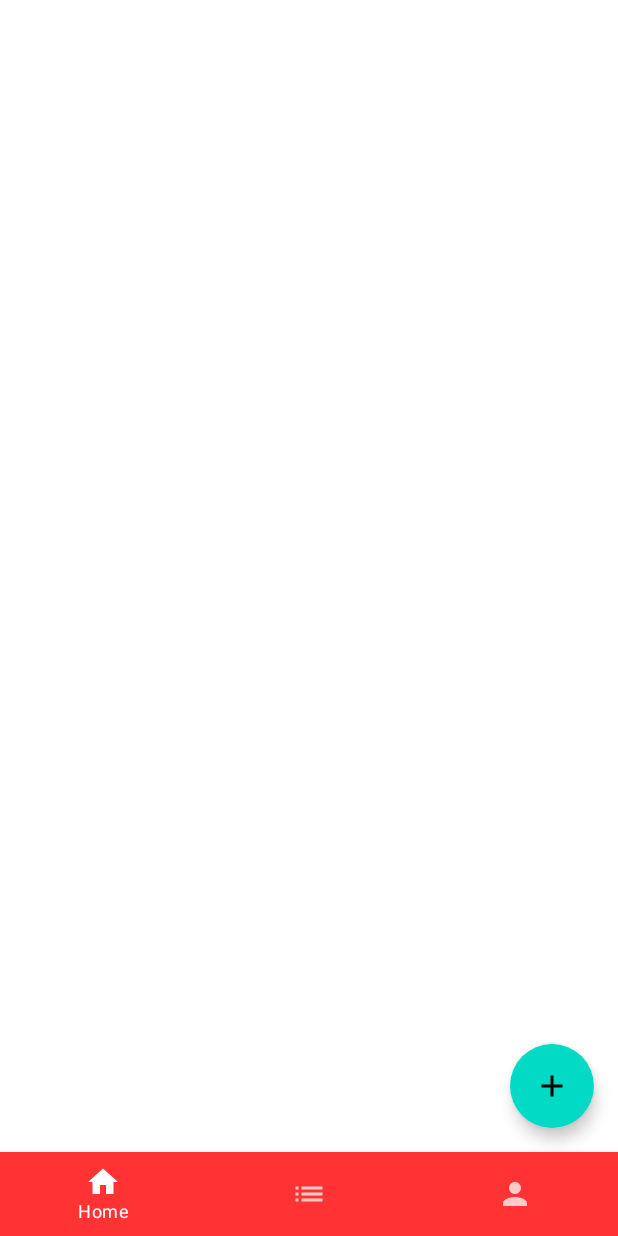
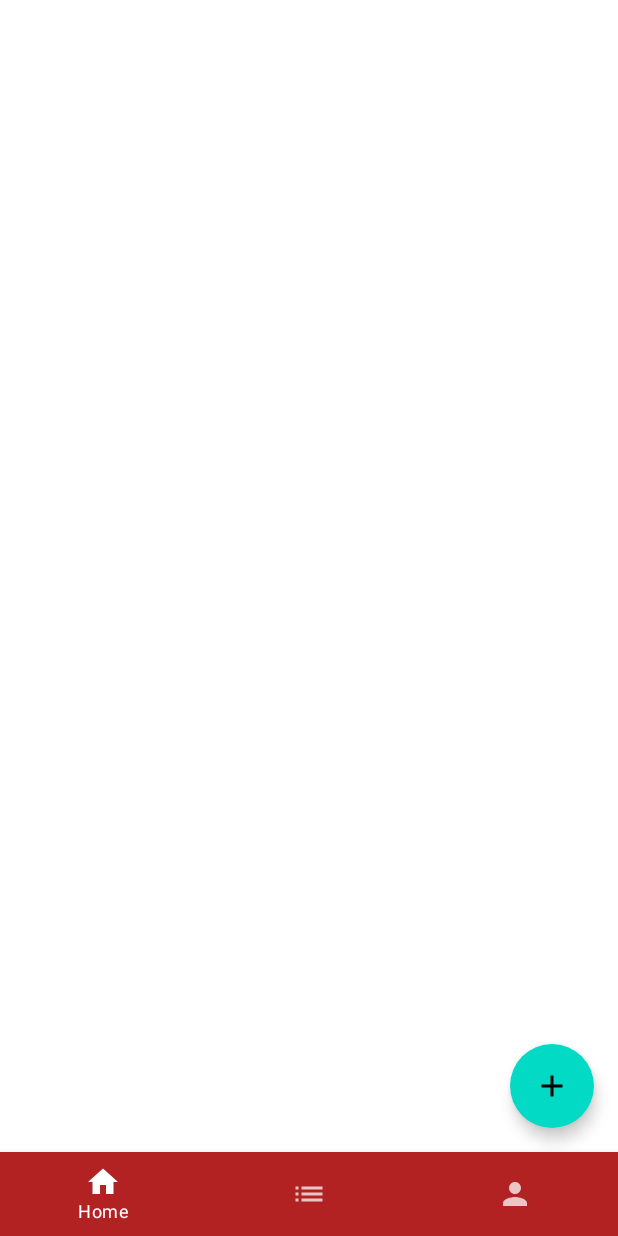
Before and after one commit to NeoMikhe/BookApp, an Android app built with Jetpack Compose: the screen it shows after launch (PrincipalActivity), after a tap on "Pantalla Principal", on a phone screen of 412 x 824 dp. Run offline under Robolectric (Android 15) with nearby library versions, the phone set to English and light mode, and no system bars.

```diff
--- a/app/src/main/java/com/example/bookapp/principal/BottomNavigationBar.kt
+++ b/app/src/main/java/com/example/bookapp/principal/BottomNavigationBar.kt
@@ -19,7 +19,7 @@ fun BottomNavigationBar(
     val currentRoute = currentRoute(navController)
 
     BottomNavigation(
-        backgroundColor = Color(255, 51, 51, 255),
+        backgroundColor = Color(178, 34, 34, 255),
         contentColor = Color.White
     ) {
         items.forEach { screen ->
--- a/app/src/main/java/com/example/bookapp/principal/Destinations.kt
+++ b/app/src/main/java/com/example/bookapp/principal/Destinations.kt
@@ -10,8 +10,6 @@ sealed class Destinations(
     val icon: ImageVector
 ) {
     object HomeActivity: Destinations("HomeActivity", "Home", Icons.Filled.Home)
-    object BooksActivity: Destinations("BooksActivity/?newText={newText}", "Books", Icons.Filled.List) {
-        fun createRoute(newText: String) = "BooksActivity/?newText=$newText"
-    }
+    object BooksActivity: Destinations("BooksActivity", "Books", Icons.Filled.List)
     object ProfileActivity: Destinations("ProfileActivity", "Profile", Icons.Filled.Person)
 }
--- a/app/src/main/java/com/example/bookapp/principal/HomeActivity.kt
+++ b/app/src/main/java/com/example/bookapp/principal/HomeActivity.kt
@@ -3,8 +3,6 @@ package com.example.bookapp.principal
 import androidx.compose.runtime.Composable
 
 @Composable
-fun HomeActivity(
-    navegarBooksActivity: (String) -> Unit
-) {
+fun HomeActivity() {
 
 }
--- a/app/src/main/java/com/example/bookapp/principal/NavigationHost.kt
+++ b/app/src/main/java/com/example/bookapp/principal/NavigationHost.kt
@@ -1,6 +1,9 @@
 package com.example.bookapp.principal
 
+import android.content.Context
+import android.content.Intent
 import androidx.compose.runtime.Composable
+import androidx.compose.ui.platform.LocalContext
 import androidx.navigation.NavHostController
 import androidx.navigation.compose.NavHost
 import androidx.navigation.compose.composable
@@ -10,17 +13,15 @@ import com.example.bookapp.principal.Destinations.*
 fun NavigationHost(
     navController: NavHostController
 ) {
+    val mContext : Context = LocalContext.current
     NavHost(navController = navController, startDestination = HomeActivity.route) {
         composable(HomeActivity.route) {
-            HomeActivity(
-                navegarBooksActivity = { newText ->
-                    navController.navigate(BooksActivity.createRoute(newText))
-                }
-            )
+            HomeActivity()
         }
 
-        composable(BooksActivity.route) {
-            BooksActivity()
+        composable("BooksActivity") {
+            //BooksActivity()
+            mContext.startActivity(Intent(mContext, com.example.bookapp.principal.BooksActivity::class.java))
         }
 
         composable(ProfileActivity.route) {
--- a/app/src/main/java/com/example/bookapp/principal/PrincipalActivity.kt
+++ b/app/src/main/java/com/example/bookapp/principal/PrincipalActivity.kt
@@ -22,6 +22,7 @@ class PrincipalActivity : ComponentActivity() {
     }
 }
 
+
 @Composable
 fun SimpleComposable() {
     val navController = rememberNavController()
```
Also changed, not shown: app/src/main/AndroidManifest.xml (+11 -2 lines), app/src/main/java/com/example/bookapp/principal/BooksActivity.kt (+17 -2 lines).
